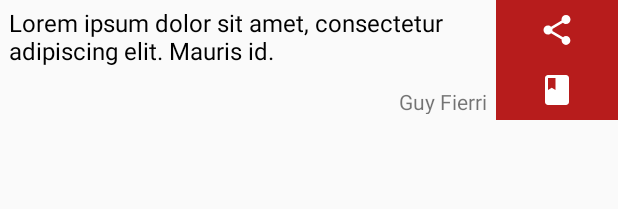
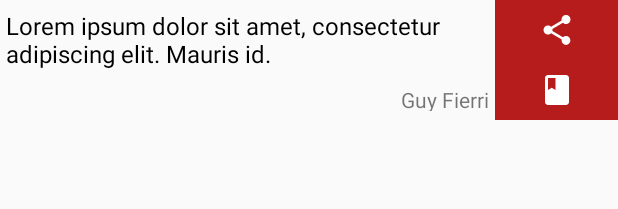
Before and after one commit to lucidmachine/PhilosophyQuotes, an Android app: the layout widget.xml on its own in the app's theme, with its tools: preview values and no code run, on a phone screen of 412 x 824 dp. Shown: the top 209 px of the screen. Run offline under Robolectric (Android 15) with nearby library versions, the phone set to English and light mode, and no system bars.

Commit message:
Code style.

```diff
--- a/app/src/main/res/values/dimens.xml
+++ b/app/src/main/res/values/dimens.xml
@@ -3,9 +3,12 @@
     <dimen name="activity_horizontal_margin">16dp</dimen>
     <dimen name="activity_vertical_margin">16dp</dimen>
 
+    <!-- Widget -->
     <dimen name="widget_height">80dp</dimen>
-    <dimen name="quote_horizontal_margin">4dp</dimen>
+
+    <!-- Quote layout -->
+    <dimen name="quote_horizontal_margin">2dp</dimen>
     <dimen name="quote_horizontal_padding">2dp</dimen>
     <dimen name="quote_vertical_margin">2dp</dimen>
-    <dimen name="quote_vertical_padding">2dp</dimen>
+    <dimen name="quote_vertical_padding">4dp</dimen>
 </resources>
```
